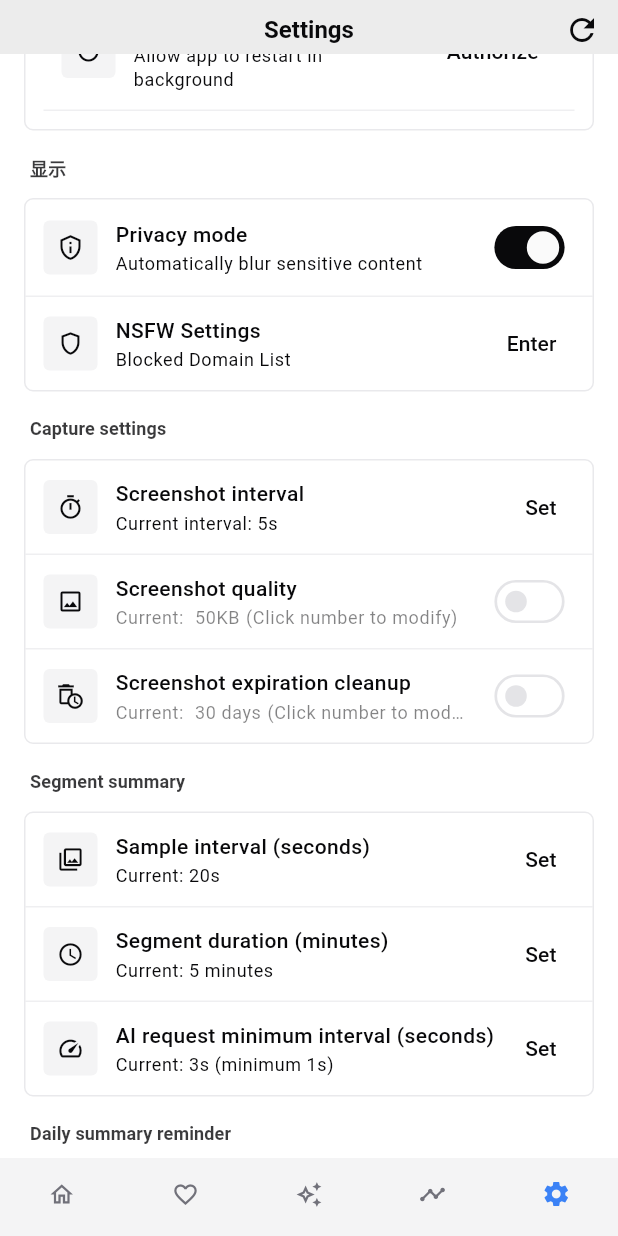
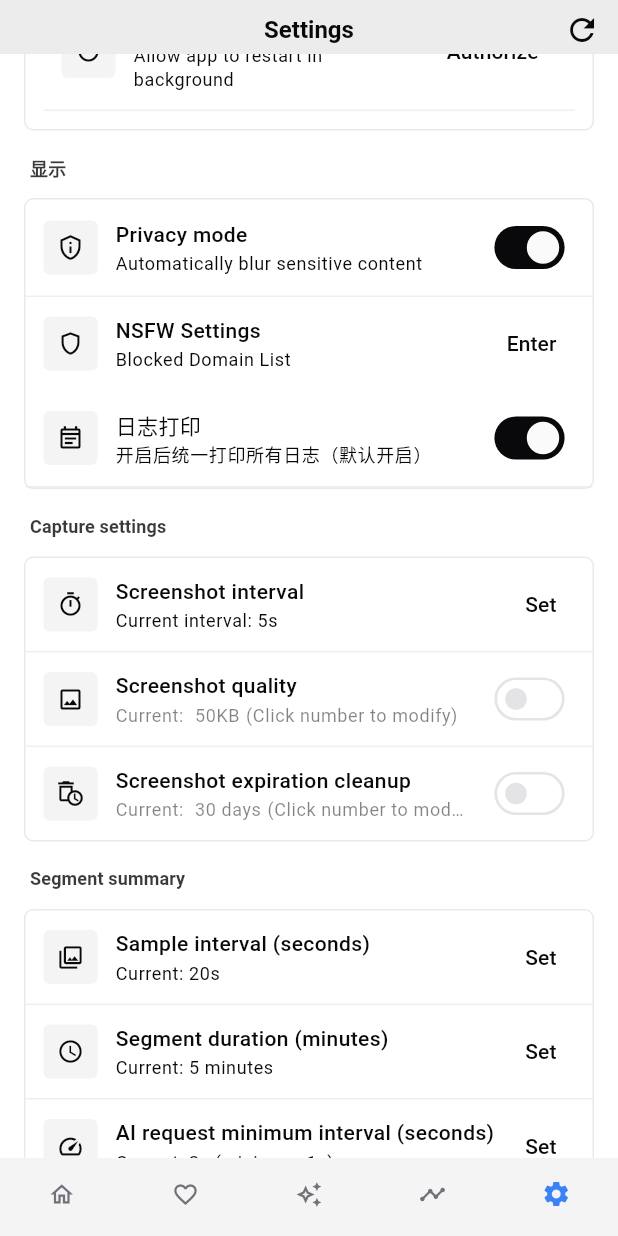
Before and after one commit to 2977094657/ScreenMemo, a Flutter app: the MainNavigationPage screen opened directly with empty values, item 5 of the bottom bar chosen, scrolled down 576 dp, on a phone screen of 412 x 824 dp. Run offline on Flutter 3.47's test engine with Material 3 defaults, Android fonts, the phone set to English and light mode, and no system bars; our stand-ins replace file_picker, flutter_markdown, flutter_secure_storage, flutter_svg, permission_handler, photo_view and 3 more; missing offline and left inert: flutter_math_fork, installed_apps, markdown; accounts and stored records are empty.

Commit message:
refactor(logger): 重构日志系统与启动性能分析器，新增统一开关
- 新增日志全局开关（默认开启）及持久化支持

- 统一使用 Zone 拦截所有 print、debugPrint 和 FlutterError

- 移除所有 print 语句，改用 FlutterLogger

- 新增设置页面日志打印开关UI

- 优化启动性能分析器，新增 enabled 开关（默认关闭）

```diff
--- a/lib/pages/settings_page.dart
+++ b/lib/pages/settings_page.dart
@@ -18,6 +18,7 @@ import 'nsfw_settings_page.dart';
 import '../services/daily_summary_service.dart';
 import '../services/locale_service.dart';
 import '../services/nsfw_preference_service.dart';
+import '../services/flutter_logger.dart';
 
 /// 设置页面
 class SettingsPage extends StatefulWidget {
@@ -63,6 +64,8 @@ class _SettingsPageState extends State<SettingsPage>
   bool _dailyNotifyEnabled = true;
   int _dailyNotifyHour = 22;
   int _dailyNotifyMinute = 0;
+  // 日志开关（默认开启）
+  bool _loggingEnabled = true;
 
   // NSFW 设置 - 域名清单管理
   final TextEditingController _nsfwDomainController = TextEditingController();
@@ -232,6 +235,20 @@ class _SettingsPageState extends State<SettingsPage>
     );
   }
 
+  Future<void> _loadLoggingEnabled() async {
+    try {
+      _loggingEnabled = FlutterLogger.enabled;
+      if (mounted) setState(() {});
+    } catch (_) {}
+  }
+
+  Future<void> _updateLoggingEnabled(bool enabled) async {
+    try {
+      await FlutterLogger.setEnabled(enabled);
+      if (mounted) setState(() => _loggingEnabled = enabled);
+    } catch (_) {}
+  }
+
   @override
   void initState() {
     super.initState();
@@ -245,6 +262,7 @@ class _SettingsPageState extends State<SettingsPage>
     _loadAiRequestInterval();
     _loadDailyNotifySettings();
     _loadNsfwRules();
+    _loadLoggingEnabled();
    }
 
   @override
@@ -715,6 +733,7 @@ class _SettingsPageState extends State<SettingsPage>
                   children: [
                     _buildPrivacyModeItem(context),
                     _buildNsfwEntryItem(context),
+                    _buildLoggingToggleItem(context),
                   ],
                 ),
                 const SizedBox(height: AppTheme.spacing4),
@@ -1444,6 +1463,69 @@ class _SettingsPageState extends State<SettingsPage>
               value: _privacyMode,
               materialTapTargetSize: MaterialTapTargetSize.shrinkWrap,
               onChanged: (v) => _updatePrivacyMode(v),
+            ),
+          ),
+        ],
+      ),
+    );
+  }
+
+  Widget _buildLoggingToggleItem(BuildContext context) {
+    return Container(
+      padding: const EdgeInsets.all(AppTheme.spacing3),
+      decoration: BoxDecoration(
+        border: Border(
+          bottom: BorderSide(
+            color: Theme.of(context).colorScheme.outline.withOpacity(0.6),
+            width: 1,
+          ),
+        ),
+      ),
+      child: Row(
+        children: [
+          Container(
+            width: 36,
+            height: 36,
+            decoration: BoxDecoration(
+              color: Theme.of(context).colorScheme.secondaryContainer,
+              borderRadius: BorderRadius.circular(AppTheme.radiusSm),
+            ),
+            child: Icon(
+              Icons.event_note_outlined,
+              color: Theme.of(context).colorScheme.onSecondaryContainer,
+              size: 18,
+            ),
+          ),
+          const SizedBox(width: AppTheme.spacing3),
+          Expanded(
+            child: Column(
+              crossAxisAlignment: CrossAxisAlignment.start,
+              children: [
+                Text(
+                  '日志打印',
+                  style: Theme.of(context).textTheme.bodyMedium?.copyWith(
+                        fontWeight: FontWeight.w500,
+                      ),
+                ),
+                const SizedBox(height: 2),
+                Text(
+                  '开启后统一打印所有日志（默认开启）',
+                  maxLines: 1,
+                  overflow: TextOverflow.ellipsis,
+                  style: Theme.of(context).textTheme.bodySmall?.copyWith(
+                        color: Theme.of(context).colorScheme.onSurfaceVariant,
+                      ),
+                ),
+              ],
+            ),
+          ),
+          const SizedBox(width: AppTheme.spacing2),
+          Transform.scale(
+            scale: 0.9,
+            child: Switch(
+              value: _loggingEnabled,
+              materialTapTargetSize: MaterialTapTargetSize.shrinkWrap,
+              onChanged: (v) => _updateLoggingEnabled(v),
             ),
           ),
         ],
--- a/lib/services/flutter_logger.dart
+++ b/lib/services/flutter_logger.dart
@@ -1,5 +1,7 @@
 import 'package:flutter/foundation.dart';
 import 'package:flutter/services.dart';
+import 'package:shared_preferences/shared_preferences.dart';
+import 'dart:async';
 
 enum LogLevel { debug, info, warn, error }
 
@@ -9,6 +11,35 @@ class FlutterLogger {
   // Release 构建：仅 error；Debug 构建：debug
   static LogLevel minLevel = kReleaseMode ? LogLevel.error : LogLevel.debug;
   static const MethodChannel _channel = MethodChannel('com.fqyw.screen_memo/accessibility');
+
+  // 全局开关（默认开启）+ 持久化键
+  static const String _enabledKey = 'logging_enabled';
+  static bool _enabled = true;
+
+  static bool get enabled => _enabled;
+
+  /// 初始化：加载开关并应用最小级别
+  static Future<void> init() async {
+    try {
+      final prefs = await SharedPreferences.getInstance();
+      final saved = prefs.getBool(_enabledKey);
+      // 默认开启
+      await setEnabled(saved ?? true, persist: false);
+    } catch (_) {}
+  }
+
+  /// 设置是否启用日志打印（默认持久化）
+  static Future<void> setEnabled(bool value, {bool persist = true}) async {
+    _enabled = value;
+    // 开启时打印所有级别；关闭时虽然 minLevel 仍为 error，但下面 _write/native 会短路
+    minLevel = LogLevel.debug;
+    if (persist) {
+      try {
+        final prefs = await SharedPreferences.getInstance();
+        await prefs.setBool(_enabledKey, value);
+      } catch (_) {}
+    }
+  }
 
   // 兼容旧接口
   static Future<void> log(String message) async => _write(LogLevel.info, message);
@@ -20,6 +51,7 @@ class FlutterLogger {
 
   // 直接写入原生日志
   static Future<void> native(String level, String tag, String message) async {
+    if (!enabled) return;
     try {
       await _channel.invokeMethod('nativeLog', {
         'level': level,
@@ -64,6 +96,7 @@ class FlutterLogger {
   static bool _shouldLog(LogLevel level) => level.index >= minLevel.index;
 
   static Future<void> _write(LogLevel level, String message) async {
+    if (!enabled) return;
     if (!_shouldLog(level)) return;
     try {
       final levelStr = () {
@@ -85,4 +118,16 @@ class FlutterLogger {
       });
     } catch (_) {}
   }
+
+  /// 处理 Zone 拦截的 `print` 输出
+  static Future<void> handlePrint(String line) async {
+    if (!enabled) return;
+    try {
+      await _channel.invokeMethod('nativeLog', {
+        'level': 'info',
+        'tag': 'print',
+        'message': line,
+      });
+    } catch (_) {}
+  }
 }
--- a/lib/services/path_service.dart
+++ b/lib/services/path_service.dart
@@ -21,11 +21,10 @@ class PathService {
         });
 
         if (path != null) {
-          print('PathService: Android getExternalFilesDir($subDir) = $path');
           StartupProfiler.end('PathService.getExternalFilesDir');
           return Directory(path);
         } else {
-          print('PathService: Android getExternalFilesDir返回null，使用备选方案');
+          try { await FlutterLogger.nativeWarn('PathService', 'getExternalFilesDir returned null, fallback'); } catch (_) {}
           // 如果失败，使用备选方案
           final dir = await _getFallbackDirectory();
           StartupProfiler.end('PathService.getExternalFilesDir');
@@ -38,7 +37,7 @@ class PathService {
         return dir;
       }
     } catch (e) {
-      print('PathService: 获取外部文件目录失败: $e');
+      try { await FlutterLogger.error('PathService.getExternalFilesDir failed: '+e.toString()); } catch (_) {}
       // 出错时使用备选方案
       final dir = await _getFallbackDirectory();
       StartupProfiler.end('PathService.getExternalFilesDir');
@@ -53,19 +52,19 @@ class PathService {
       try {
         final dir = await path_provider.getExternalStorageDirectory();
         if (dir != null) {
-          print('PathService: 使用getExternalStorageDirectory: ${dir.path}');
+          try { await FlutterLogger.debug('PathService.fallback externalStorage: '+dir.path); } catch (_) {}
           return dir;
         }
       } catch (e) {
-        print('PathService: getExternalStorageDirectory失败: $e');
+        try { await FlutterLogger.nativeWarn('PathService', 'externalStorageDirectory failed: '+e.toString()); } catch (_) {}
       }
 
       // 如果外部存储不可用，使用应用文档目录
       final dir = await path_provider.getApplicationDocumentsDirectory();
-      print('PathService: 使用getApplicationDocumentsDirectory: ${dir.path}');
+      try { await FlutterLogger.debug('PathService.fallback appDocuments: '+dir.path); } catch (_) {}
       return dir;
     } catch (e) {
-      print('PathService: 所有备选方案都失败: $e');
+      try { await FlutterLogger.error('PathService.fallback failed: '+e.toString()); } catch (_) {}
       return null;
     }
   }
@@ -77,7 +76,7 @@ class PathService {
       // 获取应用专用外部存储目录
       final baseDir = await getExternalFilesDir(null);
       if (baseDir == null) {
-        print('PathService: 无法获取基础目录');
+        try { await FlutterLogger.nativeWarn('PathService', 'baseDir is null'); } catch (_) {}
         return null;
       }
 
@@ -87,13 +86,13 @@ class PathService {
       // 确保目录存在
       if (!await screenshotDir.exists()) {
         await screenshotDir.create(recursive: true);
-        print('PathService: 创建截图目录: ${screenshotDir.path}');
+        try { await FlutterLogger.info('PathService created screenshot dir: '+screenshotDir.path); } catch (_) {}
       }
 
-      print('PathService: 截图目录: ${screenshotDir.path}');
+      try { await FlutterLogger.debug('PathService screenshot dir: '+screenshotDir.path); } catch (_) {}
       return screenshotDir;
     } catch (e) {
-      print('PathService: 获取截图目录失败: $e');
+      try { await FlutterLogger.error('PathService.getScreenshotDirectory failed: '+e.toString()); } catch (_) {}
       return null;
     }
   }
@@ -111,7 +110,7 @@ class PathService {
       // 确保目录存在
       if (!await appDir.exists()) {
         await appDir.create(recursive: true);
-        print('PathService: 创建应用截图目录: ${appDir.path}');
+        try { await FlutterLogger.info('PathService created app dir: '+appDir.path); } catch (_) {}
       }
 
       return appDir;
--- a/lib/services/screenshot_database.dart
+++ b/lib/services/screenshot_database.dart
@@ -41,19 +41,15 @@ class ScreenshotDatabase {
       StartupProfiler.begin('ScreenshotDatabase._initDatabase');
       // 获取应用的外部存储目录
       final externalDir = await PathService.getExternalFilesDir(null) ?? await _getExternalFilesDir();
-      try { await FlutterLogger.nativeInfo('DB', 'init externalDir=' + (externalDir?.path ?? 'null')); } catch (_) {}
       if (externalDir != null) {
         // 创建 output/databases 目录
         final databasesDir = Directory(join(externalDir.path, 'output', 'databases'));
         if (!await databasesDir.exists()) {
           await databasesDir.create(recursive: true);
-          print('数据库目录已创建: ${databasesDir.path}');
         }
 
         // 主库（聚合、注册表等）
         final path = join(databasesDir.path, 'screenshot_memo.db');
-        try { await FlutterLogger.nativeInfo('DB', 'open master db at ' + path); } catch (_) {}
-        print('数据库路径: $path');
 
         final db = await openDatabase(
           path,
@@ -71,7 +67,6 @@ class ScreenshotDatabase {
         return db;
       } else {
         // 备选方案：使用默认数据库路径
-        print('无法获取外部存储目录，使用默认数据库路径');
         final databasesPath = await getDatabasesPath();
         final path = join(databasesPath, 'screenshot_memo.db');
         try { await FlutterLogger.nativeWarn('DB', 'fallback internal db at ' + path); } catch (_) {}
--- a/lib/services/startup_profiler.dart
+++ b/lib/services/startup_profiler.dart
@@ -2,11 +2,14 @@ import 'package:flutter/foundation.dart';
 
 /// 启动阶段性能记录工具
 class StartupProfiler {
+  // 统一开关：默认关闭，避免刷屏；仅需要时在调试处手动开启
+  static bool enabled = false;
   static final Map<String, Stopwatch> _stopwatches = <String, Stopwatch>{};
 
   /// 标记一个时间点
   static void mark(String label) {
     final ts = DateTime.now().millisecondsSinceEpoch;
+    if (!enabled) return;
     debugPrint('[STARTUP] mark: $label @${ts}ms');
   }
 
@@ -14,6 +17,7 @@ class StartupProfiler {
   static void begin(String name) {
     _stopwatches[name]?.stop();
     _stopwatches[name] = Stopwatch()..start();
+    if (!enabled) return;
     debugPrint('[STARTUP] begin: $name');
   }
 
@@ -22,10 +26,14 @@ class StartupProfiler {
     final sw = _stopwatches[name];
     if (sw != null) {
       sw.stop();
-      debugPrint('[STARTUP] end: $name -> ${sw.elapsedMilliseconds}ms');
+      if (enabled) {
+        debugPrint('[STARTUP] end: $name -> ${sw.elapsedMilliseconds}ms');
+      }
       _stopwatches.remove(name);
     } else {
-      debugPrint('[STARTUP] end: $name (no stopwatch)');
+      if (enabled) {
+        debugPrint('[STARTUP] end: $name (no stopwatch)');
+      }
     }
   }
 }
```
Also changed, not shown: lib/main.dart (+30 -16 lines).
